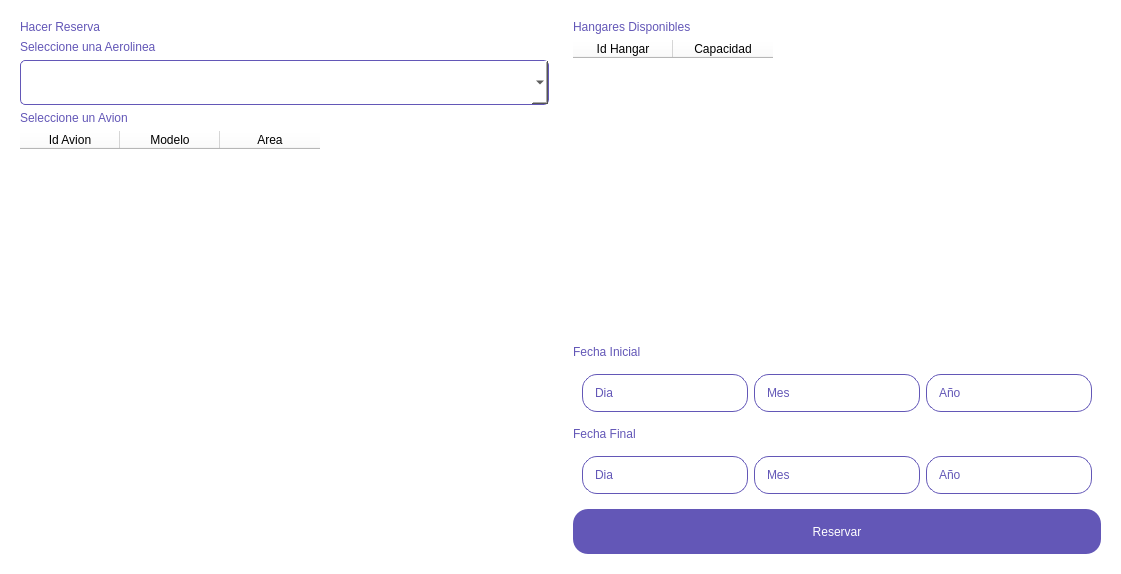
First picture: the form in GUI/Resources/UI/ReservasRe2.ui, repository difer19/Gestor-de-Hangares, before the edit.
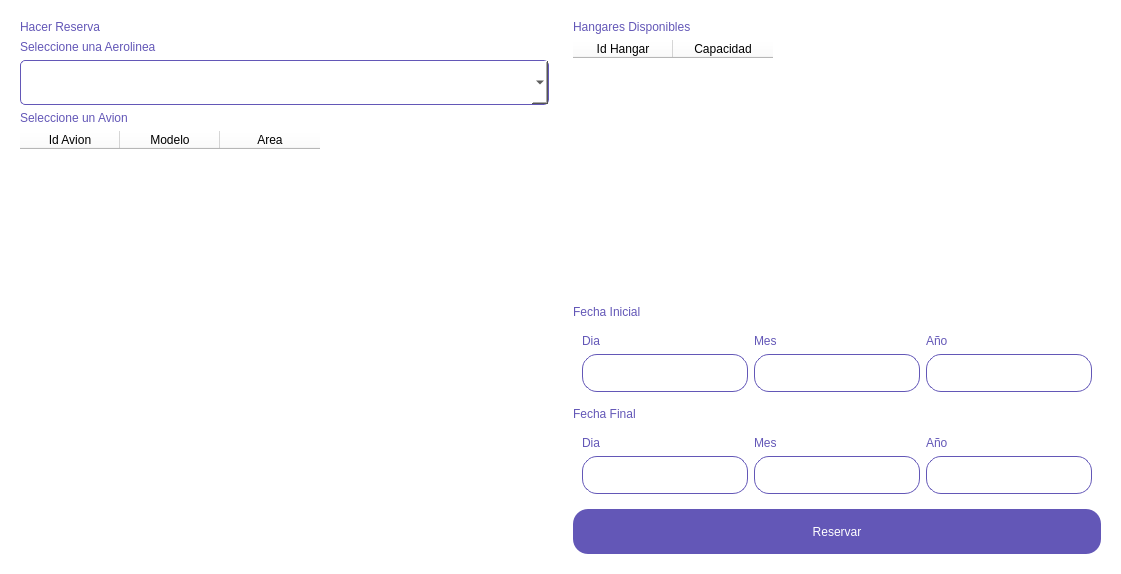
Second picture: the form after the edit.

Patch:
```diff
--- a/GUI/Resources/UI/ReservasRe2.ui
+++ b/GUI/Resources/UI/ReservasRe2.ui
@@ -181,24 +181,45 @@
       </item>
       <item>
        <widget class="QWidget" name="widget_3" native="true">
-        <layout class="QHBoxLayout" name="horizontalLayout_2">
-         <item>
-          <widget class="QLineEdit" name="lineEdit_2">
-           <property name="text">
-            <string>Dia</string>
-           </property>
-          </widget>
-         </item>
-         <item>
+        <layout class="QGridLayout" name="gridLayout">
+         <item row="1" column="1">
           <widget class="QLineEdit" name="lineEdit">
            <property name="text">
-            <string>Mes</string>
+            <string/>
            </property>
           </widget>
          </item>
-         <item>
+         <item row="1" column="0">
+          <widget class="QLineEdit" name="lineEdit_2">
+           <property name="text">
+            <string/>
+           </property>
+          </widget>
+         </item>
+         <item row="1" column="2">
           <widget class="QLineEdit" name="lineEdit_3">
            <property name="text">
+            <string/>
+           </property>
+          </widget>
+         </item>
+         <item row="0" column="0">
+          <widget class="QLabel" name="label_7">
+           <property name="text">
+            <string>Dia</string>
+           </property>
+          </widget>
+         </item>
+         <item row="0" column="1">
+          <widget class="QLabel" name="label_8">
+           <property name="text">
+            <string>Mes</string>
+           </property>
+          </widget>
+         </item>
+         <item row="0" column="2">
+          <widget class="QLabel" name="label_9">
+           <property name="text">
             <string>Año</string>
            </property>
           </widget>
@@ -215,23 +236,44 @@
       </item>
       <item>
        <widget class="QWidget" name="widget_4" native="true">
-        <layout class="QHBoxLayout" name="horizontalLayout_3">
-         <item>
+        <layout class="QGridLayout" name="gridLayout_2">
+         <item row="1" column="0">
           <widget class="QLineEdit" name="lineEdit_4">
            <property name="text">
-            <string>Dia</string>
+            <string/>
            </property>
           </widget>
          </item>
-         <item>
-          <widget class="QLineEdit" name="lineEdit_6">
-           <property name="text">
-            <string>Mes</string>
-           </property>
-          </widget>
-         </item>
-         <item>
+         <item row="1" column="2">
           <widget class="QLineEdit" name="lineEdit_5">
+           <property name="text">
+            <string/>
+           </property>
+          </widget>
+         </item>
+         <item row="1" column="1">
+          <widget class="QLineEdit" name="lineEdit_6">
+           <property name="text">
+            <string/>
+           </property>
+          </widget>
+         </item>
+         <item row="0" column="0">
+          <widget class="QLabel" name="label_10">
+           <property name="text">
+            <string>Dia</string>
+           </property>
+          </widget>
+         </item>
+         <item row="0" column="1">
+          <widget class="QLabel" name="label_11">
+           <property name="text">
+            <string>Mes</string>
+           </property>
+          </widget>
+         </item>
+         <item row="0" column="2">
+          <widget class="QLabel" name="label_12">
            <property name="text">
             <string>Año</string>
            </property>
```
